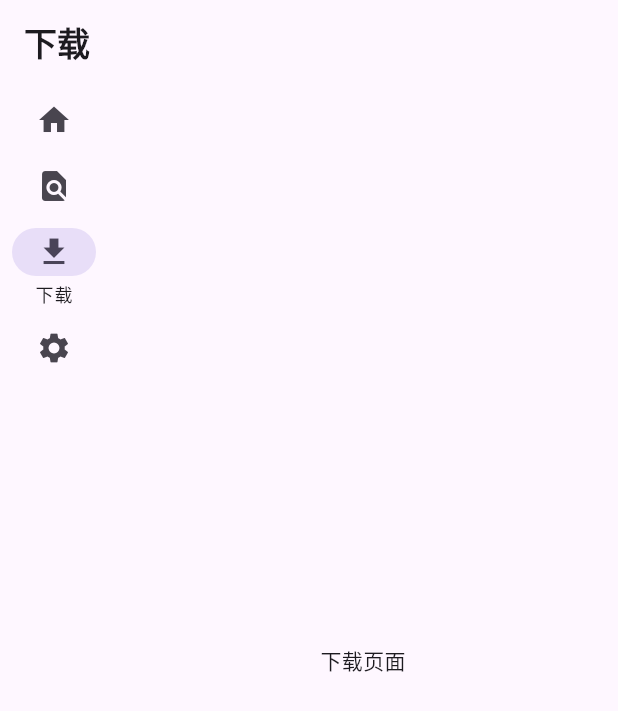
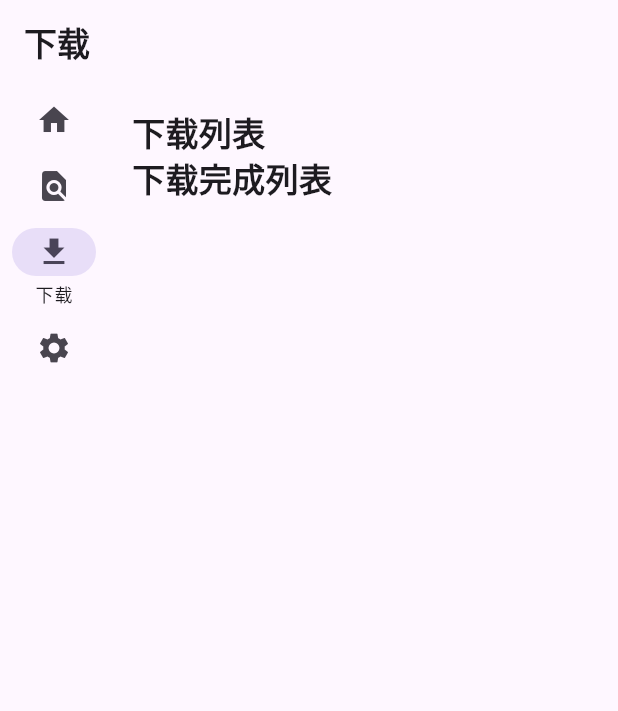
Before and after one commit to lidary-byte/flutter_windows_store, a Flutter app: the screen it shows after launch, after a tap on "下载", on a phone screen of 412 x 824 dp. Shown: the top 711 px of the screen. Run offline on Flutter 3.47's test engine with Material 2 defaults, Android fonts, the phone set to English and light mode, and no system bars; our stand-ins replace banner_carousel, dio, event_bus, file_picker, get, pretty_dio_logger and 1 more; missing offline and left inert: background_downloader, fluent_ui; network calls fail.

Commit message:
下载实现

```diff
--- /dev/null
+++ b/lib/entity/download_task_record.dart
@@ -0,0 +1,10 @@
+import 'package:background_downloader/background_downloader.dart';
+
+class DownloadTaskRecord {
+  double progress = 0;
+  late TaskRecord taskRecord;
+
+  DownloadTaskRecord(this.taskRecord, {double? progress}) {
+    progress ??= taskRecord.progress;
+  }
+}
--- /dev/null
+++ b/lib/event/task_number_event.dart
@@ -0,0 +1,4 @@
+class RefreshDownloadListEvent {
+  String id = '';
+  RefreshDownloadListEvent(this.id);
+}
--- a/lib/main.dart
+++ b/lib/main.dart
@@ -1,3 +1,4 @@
+
 import 'package:flutter/material.dart';
 import 'package:flutter_windows_store/constant/app_prefs.dart';
 import 'package:flutter_windows_store/widget/desktop_scroll_behavior.dart';
--- a/lib/page/download/download_controller.dart
+++ b/lib/page/download/download_controller.dart
@@ -1,5 +1,127 @@
+import 'dart:async';
+import 'dart:core';
+
+import 'package:background_downloader/background_downloader.dart';
+import 'package:fluent_ui/fluent_ui.dart';
+import 'package:flutter_windows_store/entity/download_task_record.dart';
+import 'package:flutter_windows_store/event/task_number_event.dart';
+import 'package:flutter_windows_store/util/app_event.dart';
 import 'package:get/get.dart';
 
-class DownloadController extends GetxController{
+class DownloadController extends GetxController {
+  StreamSubscription? _downloadSubscription;
+  StreamSubscription? _downloadListSubscription;
 
+  final List<DownloadTaskRecord> _taskRecord = [];
+
+  List<DownloadTaskRecord> get taskRecord => _taskRecord;
+
+  /// 下载完成列表
+  final List<TaskRecord> _completeTask = [];
+
+  List<TaskRecord> get completeTask => _completeTask;
+
+  @override
+  void onReady() async {
+    super.onReady();
+    _registerDownloadListener();
+    _refreshSqlDownloadList();
+
+    _downloadListSubscription = AppEvent
+        .getInstance()
+        .eventBus
+        .on<RefreshDownloadListEvent>()
+        .listen((event) {
+      _addDownloadList(event.id);
+    });
+  }
+
+  void _registerDownloadListener() {
+    FileDownloader()
+        .registerCallbacks(
+        taskStatusCallback: _downloadStatusCallback,
+        taskProgressCallback: _downloadProgressCallback,
+        taskNotificationTapCallback: _notificationTapCallback)
+        .configureNotificationForGroup(FileDownloader.defaultGroup,
+        // For the main download button
+        // which uses 'enqueue' and a default group
+        running: const TaskNotification(
+            'Download {filename}', 'File: {filename} - {progress}'),
+        complete: const TaskNotification(
+            'Download {filename}', 'Download complete'),
+        error: const TaskNotification(
+            'Download {filename}', 'Download failed'),
+        paused: const TaskNotification(
+            'Download {filename}', 'Paused with metadata {metadata}'),
+        progressBar: true)
+        .configureNotification(
+        complete: const TaskNotification(
+            'Download {filename}', 'Download complete'),
+        tapOpensFile: true); // dog can also open directly from tap
+  }
+
+  void _downloadStatusCallback(TaskStatusUpdate status) {
+    debugPrint(
+        '---------------------${status.status} ---- ${status.task.metaData}');
+    if (status.status == TaskStatus.complete) {
+      _addCompleteDownloadList(
+          TaskRecord(status.task, TaskStatus.complete, 1.0));
+      _removeDownloadList(status.task.taskId);
+    }
+  }
+
+  void _downloadProgressCallback(TaskProgressUpdate update) {
+    debugPrint('---------------------${update.progress}');
+    for (var element in taskRecord) {
+      if (element.taskRecord.taskId == update.task.taskId) {
+        element.progress = update.progress;
+      }
+    }
+    this.update();
+  }
+
+  void _notificationTapCallback(Task task, NotificationType notificationType) {}
+
+  void _addDownloadList(String id) async {
+    final record = await FileDownloader().database.recordForId(id);
+    if (record != null) {
+      _taskRecord.add(DownloadTaskRecord(record));
+      update();
+    }
+  }
+
+  void _removeDownloadList(String taskId) async {
+    _taskRecord.removeWhere((element) => element.taskRecord.taskId == taskId);
+    update();
+  }
+
+  /// 获取sql存储的下载列表
+  void _refreshSqlDownloadList() async {
+    _completeTask.clear();
+    final sqlDownloadList = await FileDownloader().database.allRecords();
+
+    // 已下载
+    _completeTask.addAll(sqlDownloadList
+        .where((element) => element.status == TaskStatus.complete));
+    sqlDownloadList
+        .removeWhere((element) => element.status == TaskStatus.complete);
+
+    for (var element in sqlDownloadList) {
+      // 其他状态下的
+      _taskRecord.add(DownloadTaskRecord(element));
+    }
+    update();
+  }
+
+  void _addCompleteDownloadList(TaskRecord taskRecord) async {
+    _completeTask.insert(0, taskRecord);
+    update();
+  }
+
+  @override
+  void onClose() {
+    _downloadSubscription?.cancel();
+    _downloadListSubscription?.cancel();
+    super.onClose();
+  }
 }
--- a/lib/page/download/download_page.dart
+++ b/lib/page/download/download_page.dart
@@ -1,6 +1,11 @@
+import 'dart:convert';
+
+import 'package:background_downloader/background_downloader.dart';
 import 'package:flutter/material.dart';
 import 'package:flutter_windows_store/page/download/download_controller.dart';
 import 'package:get/get.dart';
+
+import '../../widget/app_comm_widget.dart';
 
 class DownloadPage extends StatefulWidget {
   const DownloadPage({Key? key}) : super(key: key);
@@ -9,18 +14,86 @@ class DownloadPage extends StatefulWidget {
   State<DownloadPage> createState() => _DownloadPageState();
 }
 
-class _DownloadPageState extends State<DownloadPage> with AutomaticKeepAliveClientMixin {
-
+class _DownloadPageState extends State<DownloadPage>
+    with AutomaticKeepAliveClientMixin {
   final _controller = Get.put(DownloadController());
 
   @override
   Widget build(BuildContext context) {
     super.build(context);
-    return const Center(
-      child: Text('下载页面'),
+    return Padding(
+      padding: const EdgeInsets.all(16.0),
+      child: GetBuilder<DownloadController>(
+        builder: (context) => CustomScrollView(
+          slivers: [
+            const SliverToBoxAdapter(
+                child: Text(
+              '下载列表',
+              style: TextStyle(fontSize: 22, fontWeight: FontWeight.bold),
+            )),
+            SliverList.builder(
+              itemBuilder: (context, index) {
+                final task = _controller.taskRecord[index].taskRecord.task;
+                final info = jsonDecode(task.metaData);
+                return ListTile(
+                  leading: appIcon(info['icon'] ?? ''),
+                  title: Text(info['name'] ?? task.metaData),
+                  subtitle: AnimatedContainer(
+                      height: 35,
+                      duration: const Duration(milliseconds: 200),
+                      child: Padding(
+                        padding: const EdgeInsets.only(left: 8.0, right: 8.0),
+                        child: Row(
+                          children: [
+                            Expanded(
+                              child: LinearProgressIndicator(
+                                value: _controller.taskRecord[index].progress,
+                              ),
+                            ),
+                            Padding(
+                              padding: const EdgeInsets.only(left: 8),
+                              child: Text('${(_controller.taskRecord[index].progress * 100).round()}%'),
+                            )
+                          ],
+                        ),
+                      )),
+                  trailing: commBtn('安装', onTap: () async {
+                    await FileDownloader().openFile(task: task);
+                  }),
+                );
+              },
+              itemCount: _controller.taskRecord.length,
+            ),
+            const SliverToBoxAdapter(
+                child: Text(
+              '下载完成列表',
+              style: TextStyle(fontSize: 22, fontWeight: FontWeight.bold),
+            )),
+            SliverList.builder(
+              itemBuilder: (context, index) {
+                final task = _controller.completeTask[index].task;
+                final info = jsonDecode(task.metaData);
+                return ListTile(
+                  leading: appIcon(info['icon'] ?? ''),
+                  title: Text(
+                    info['name'] ?? task.metaData,
+                    style: const TextStyle(
+                        fontSize: 18, fontWeight: FontWeight.bold),
+                  ),
+                  subtitle: Text('文件路径:${task.directory}\\${task.filename}'),
+                  trailing: commBtn('安装', onTap: () async {
+                    await FileDownloader().openFile(task: task);
+                  }),
+                );
+              },
+              itemCount: _controller.completeTask.length,
+            ),
+          ],
+        ),
+      ),
     );
   }
 
   @override
-  bool get wantKeepAlive =>  true;
+  bool get wantKeepAlive => true;
 }
--- a/lib/page/home/home_page.dart
+++ b/lib/page/home/home_page.dart
@@ -84,7 +84,10 @@ class _HomePageState extends State<HomePage>
             Center(
                 child: commBtn('下载',
                     onTap: () => _controller.downloadApp(
-                        rankItem['softID'], rankItem['bizInfo'])))
+                        rankItem['softID'],
+                        rankItem['bizInfo'],
+                        rankItem['softName'],
+                        rankItem['logoFile'])))
           ],
         ),
         Padding(
--- /dev/null
+++ b/lib/util/app_event.dart
@@ -0,0 +1,16 @@
+import 'package:event_bus/event_bus.dart';
+
+class AppEvent {
+  static AppEvent? _instance;
+
+  static AppEvent getInstance() {
+    _instance ??= AppEvent._internal();
+    return _instance!;
+  }
+
+  late EventBus eventBus;
+
+  AppEvent._internal() {
+    eventBus = EventBus();
+  }
+}
--- a/pubspec.yaml
+++ b/pubspec.yaml
@@ -30,10 +30,12 @@ dependencies:
   get: ^4.6.5
   pretty_dio_logger: ^1.3.1
   banner_carousel: ^1.2.1
-  file_picker: ^5.3.1
+  file_picker: any
   path_provider: ^2.0.15
   shared_preferences: ^2.1.1
   background_downloader: ^7.1.0
+  fluent_ui: ^4.4.0
+  event_bus: ^2.0.0
 
 dev_dependencies:
   flutter_test:
```
Also changed, not shown: lib/page/home/home_controller.dart (+11 -4 lines), lib/util/download_util.dart (added, +49 -0 lines), lib/widget/download_progress_indicator.dart (added), 1 other file.
